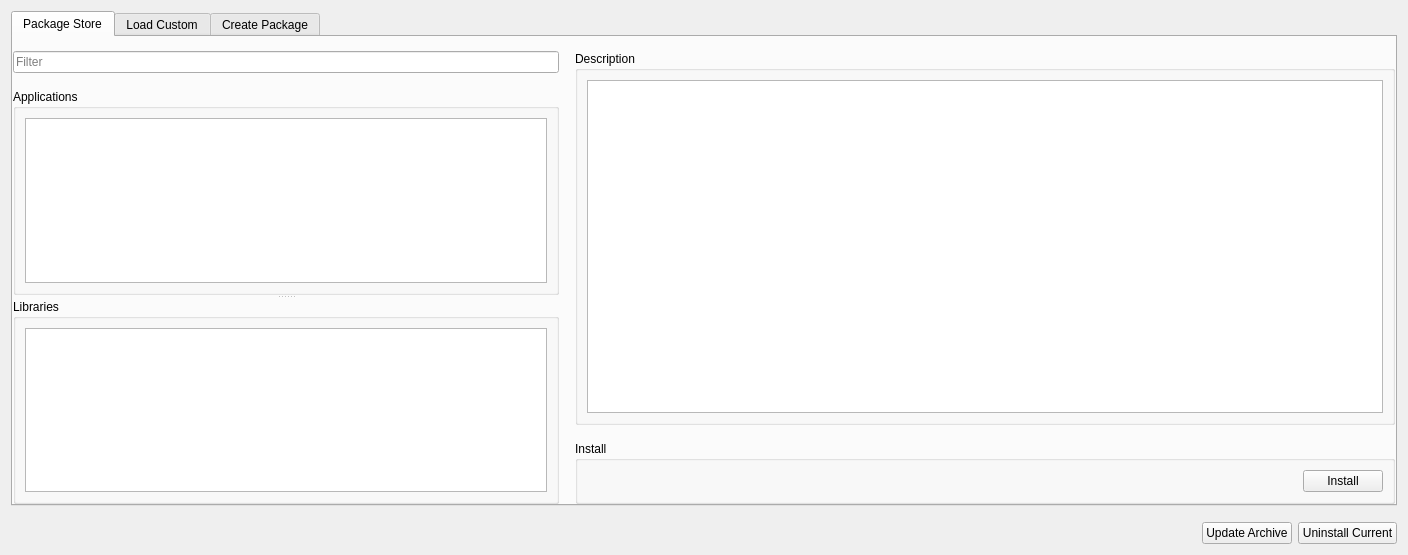
Qt form pages/pagevescpackage.ui (Jfriesen222/vesc_tool) before a commit.
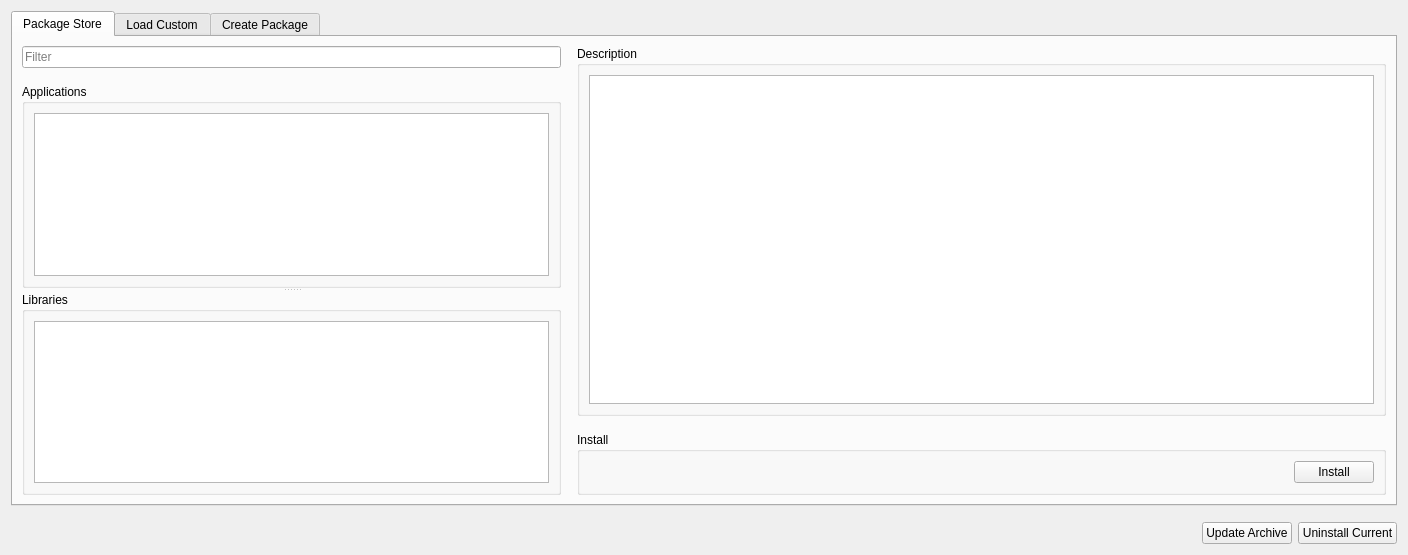
The same form after that commit. Icons and pictures are not drawn. Custom widgets are drawn as their Qt base class.

Diff of the .ui file:
```diff
--- a/pages/pagevescpackage.ui
+++ b/pages/pagevescpackage.ui
@@ -32,26 +32,14 @@
       <attribute name="title">
        <string>Package Store</string>
       </attribute>
-      <layout class="QHBoxLayout" name="horizontalLayout_9" stretch="2,3">
-       <property name="leftMargin">
-        <number>0</number>
-       </property>
-       <property name="topMargin">
-        <number>14</number>
-       </property>
-       <property name="rightMargin">
-        <number>0</number>
-       </property>
-       <property name="bottomMargin">
-        <number>0</number>
-       </property>
+      <layout class="QHBoxLayout" name="horizontalLayout_8" stretch="2,3">
        <property name="spacing">
         <number>16</number>
        </property>
        <item>
-        <layout class="QVBoxLayout" name="verticalLayout_4">
+        <layout class="QVBoxLayout" name="verticalLayout_7">
          <item>
-          <layout class="QHBoxLayout" name="horizontalLayout_3">
+          <layout class="QHBoxLayout" name="horizontalLayout_6">
            <item>
             <widget class="QLineEdit" name="filterEdit">
              <property name="placeholderText">
@@ -79,7 +67,7 @@
             <property name="flat">
              <bool>true</bool>
             </property>
-            <layout class="QVBoxLayout" name="verticalLayout_1">
+            <layout class="QVBoxLayout" name="verticalLayout_5">
              <item>
               <widget class="QListWidget" name="applicationList">
                <property name="minimumSize">
@@ -102,7 +90,7 @@
             <property name="flat">
              <bool>true</bool>
             </property>
-            <layout class="QVBoxLayout" name="verticalLayout_2">
+            <layout class="QVBoxLayout" name="verticalLayout_6">
              <item>
               <widget class="QListWidget" name="libraryList">
                <property name="editTriggers">
@@ -117,7 +105,7 @@
         </layout>
        </item>
        <item>
-        <layout class="QVBoxLayout" name="verticalLayout_8">
+        <layout class="QVBoxLayout" name="verticalLayout_4">
          <item>
           <widget class="QGroupBox" name="storeBox">
            <property name="title">
@@ -126,7 +114,7 @@
            <property name="flat">
             <bool>true</bool>
            </property>
-           <layout class="QVBoxLayout" name="verticalLayout_5">
+           <layout class="QVBoxLayout" name="verticalLayout_9">
             <item>
              <widget class="VTextBrowser" name="storeBrowser">
               <property name="doc" stdset="0">
@@ -145,7 +133,7 @@
            <property name="title">
             <string>Install</string>
            </property>
-           <layout class="QHBoxLayout" name="horizontalLayout_6">
+           <layout class="QHBoxLayout" name="horizontalLayout_9">
             <property name="spacing">
              <number>10</number>
             </property>
@@ -293,19 +281,7 @@
       <attribute name="title">
        <string>Create Package</string>
       </attribute>
-      <layout class="QVBoxLayout" name="verticalLayout_19" stretch="0,1,0">
-       <property name="leftMargin">
-        <number>0</number>
-       </property>
-       <property name="topMargin">
-        <number>14</number>
-       </property>
-       <property name="rightMargin">
-        <number>0</number>
-       </property>
-       <property name="bottomMargin">
-        <number>0</number>
-       </property>
+      <layout class="QVBoxLayout" name="verticalLayout_2" stretch="0,1,0">
        <property name="spacing">
         <number>16</number>
        </property>
@@ -412,7 +388,7 @@
            <number>0</number>
           </property>
           <item>
-           <layout class="QHBoxLayout" name="horizontalLayout_16">
+           <layout class="QHBoxLayout" name="horizontalLayout_3">
             <item>
              <widget class="QLabel" name="packageNameLabel">
               <property name="text">
```
Left out of the diff: 54 changed lines with no effect on the pictures.
